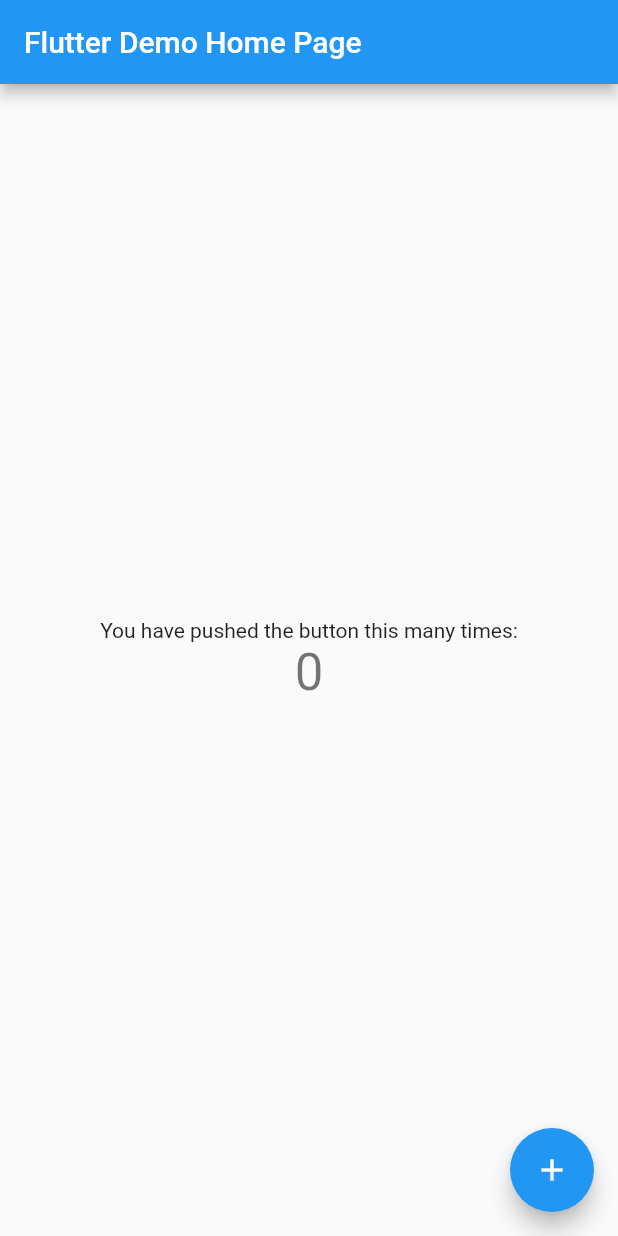
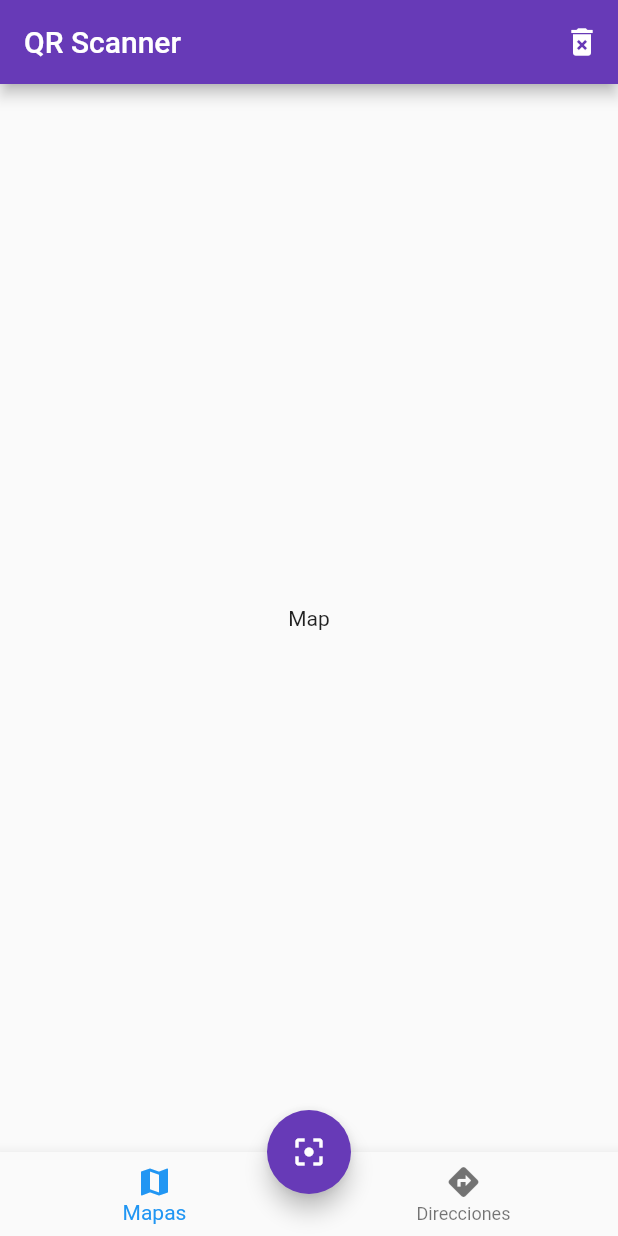
Before and after one commit to mtsluna/flutter_work_repository, a Flutter app: the screen it shows after launch, on a phone screen of 412 x 824 dp. Run offline on Flutter 3.47's test engine with Material 2 defaults, Android fonts, the phone set to English and light mode, and no system bars; our stand-ins replace flutter_swiper.

Commit message:
qrreader: design finished

```diff
--- a/qrreader_app/lib/main.dart
+++ b/qrreader_app/lib/main.dart
@@ -1,111 +1,26 @@
 import 'package:flutter/material.dart';
+import 'package:qrreader_app/src/pages/directions_page.dart';
+import 'package:qrreader_app/src/pages/home_page.dart';
+import 'package:qrreader_app/src/pages/map_page.dart';
 
 void main() => runApp(MyApp());
 
 class MyApp extends StatelessWidget {
-  // This widget is the root of your application.
   @override
   Widget build(BuildContext context) {
     return MaterialApp(
-      title: 'Flutter Demo',
+      title: 'QR Reader',
+      debugShowCheckedModeBanner: false,
+      home: Container(),
+      initialRoute: 'home',
+      routes: {
+        'home': (BuildContext context) => HomePage(),
+        'map': (BuildContext context) => MapPage(),
+        'direction': (BuildContext context) => DirectionsPage()
+      },
       theme: ThemeData(
-        // This is the theme of your application.
-        //
-        // Try running your application with "flutter run". You'll see the
-        // application has a blue toolbar. Then, without quitting the app, try
-        // changing the primarySwatch below to Colors.green and then invoke
-        // "hot reload" (press "r" in the console where you ran "flutter run",
-        // or simply save your changes to "hot reload" in a Flutter IDE).
-        // Notice that the counter didn't reset back to zero; the application
-        // is not restarted.
-        primarySwatch: Colors.blue,
+        primaryColor:  Colors.deepPurple
       ),
-      home: MyHomePage(title: 'Flutter Demo Home Page'),
     );
   }
 }
-
-class MyHomePage extends StatefulWidget {
-  MyHomePage({Key key, this.title}) : super(key: key);
-
-  // This widget is the home page of your application. It is stateful, meaning
-  // that it has a State object (defined below) that contains fields that affect
-  // how it looks.
-
-  // This class is the configuration for the state. It holds the values (in this
-  // case the title) provided by the parent (in this case the App widget) and
-  // used by the build method of the State. Fields in a Widget subclass are
-  // always marked "final".
-
-  final String title;
-
-  @override
-  _MyHomePageState createState() => _MyHomePageState();
-}
-
-class _MyHomePageState extends State<MyHomePage> {
-  int _counter = 0;
-
-  void _incrementCounter() {
-    setState(() {
-      // This call to setState tells the Flutter framework that something has
-      // changed in this State, which causes it to rerun the build method below
-      // so that the display can reflect the updated values. If we changed
-      // _counter without calling setState(), then the build method would not be
-      // called again, and so nothing would appear to happen.
-      _counter++;
-    });
-  }
-
-  @override
-  Widget build(BuildContext context) {
-    // This method is rerun every time setState is called, for instance as done
-    // by the _incrementCounter method above.
-    //
-    // The Flutter framework has been optimized to make rerunning build methods
-    // fast, so that you can just rebuild anything that needs updating rather
-    // than having to individually change instances of widgets.
-    return Scaffold(
-      appBar: AppBar(
-        // Here we take the value from the MyHomePage object that was created by
-        // the App.build method, and use it to set our appbar title.
-        title: Text(widget.title),
-      ),
-      body: Center(
-        // Center is a layout widget. It takes a single child and positions it
-        // in the middle of the parent.
-        child: Column(
-          // Column is also layout widget. It takes a list of children and
-          // arranges them vertically. By default, it sizes itself to fit its
-          // children horizontally, and tries to be as tall as its parent.
-          //
-          // Invoke "debug painting" (press "p" in the console, choose the
-          // "Toggle Debug Paint" action from the Flutter Inspector in Android
-          // Studio, or the "Toggle Debug Paint" command in Visual Studio Code)
-          // to see the wireframe for each widget.
-          //
-          // Column has various properties to control how it sizes itself and
-          // how it positions its children. Here we use mainAxisAlignment to
-          // center the children vertically; the main axis here is the vertical
-          // axis because Columns are vertical (the cross axis would be
-          // horizontal).
-          mainAxisAlignment: MainAxisAlignment.center,
-          children: <Widget>[
-            Text(
-              'You have pushed the button this many times:',
-            ),
-            Text(
-              '$_counter',
-              style: Theme.of(context).textTheme.display1,
-            ),
-          ],
-        ),
-      ),
-      floatingActionButton: FloatingActionButton(
-        onPressed: _incrementCounter,
-        tooltip: 'Increment',
-        child: Icon(Icons.add),
-      ), // This trailing comma makes auto-formatting nicer for build methods.
-    );
-  }
-}
--- /dev/null
+++ b/qrreader_app/lib/src/pages/directions_page.dart
@@ -0,0 +1,15 @@
+import 'package:flutter/material.dart';
+
+class DirectionsPage extends StatelessWidget {
+
+  @override
+  Widget build(BuildContext context) {
+    return Container(
+      child: Container(
+        child: Center(
+          child: Text("Directions"),
+        ),
+      ),
+    );
+  }
+}
--- /dev/null
+++ b/qrreader_app/lib/src/pages/home_page.dart
@@ -0,0 +1,82 @@
+import 'package:flutter/material.dart';
+import 'package:qrreader_app/src/pages/directions_page.dart';
+import 'package:qrreader_app/src/pages/map_page.dart';
+
+class HomePage extends StatefulWidget {
+
+  @override
+  _HomePageState createState() => _HomePageState();
+
+}
+
+class _HomePageState extends State<HomePage> {
+
+  int currentIndex = 0;
+
+  @override
+  Widget build(BuildContext context) {
+    return Container(
+      child: Scaffold(
+        appBar: AppBar(
+          title: Text("QR Scanner"),
+          actions: <Widget>[
+            IconButton(
+              icon: Icon(Icons.delete_forever),
+              onPressed: (){
+
+              },
+            )
+          ],
+        ),
+        body: _chargePage(currentIndex),
+        bottomNavigationBar: _createBottomNavigationBar(),
+        floatingActionButtonLocation: FloatingActionButtonLocation.centerDocked,
+        floatingActionButton: FloatingActionButton(
+          child: Icon(Icons.filter_center_focus),
+          onPressed: (){
+
+          },
+          backgroundColor: Theme.of(context).primaryColor,
+        ),
+      ),
+    );
+  }
+
+  Widget _createBottomNavigationBar() {
+    return BottomNavigationBar(
+      currentIndex: currentIndex,
+      onTap: (index){
+        setState(() {
+          currentIndex = index;
+        });
+      },
+      items: [
+        _createNavigationBarItems(Icons.map, "Mapas"),
+        _createNavigationBarItems(Icons.directions, "Direcciones")
+      ],
+    );
+  }
+
+  BottomNavigationBarItem _createNavigationBarItems(IconData icon, String text){
+    return BottomNavigationBarItem(
+      icon: Icon(icon),
+      title: Text(text)
+    );
+  }
+
+  Widget _chargePage(int page) {
+
+    switch (page){
+      case 0:
+        return MapPage();
+        break;
+      case 1:
+        return DirectionsPage();
+        break;
+      default:
+        return HomePage();
+        break;
+    }
+
+  }
+}
--- /dev/null
+++ b/qrreader_app/lib/src/pages/map_page.dart
@@ -0,0 +1,16 @@
+import 'package:flutter/material.dart';
+
+class MapPage extends StatelessWidget {
+
+  @override
+  Widget build(BuildContext context) {
+    return Container(
+      child: Container(
+        child: Center(
+          child: Text("Map"),
+        ),
+      ),
+    );
+  }
+
+}
```
